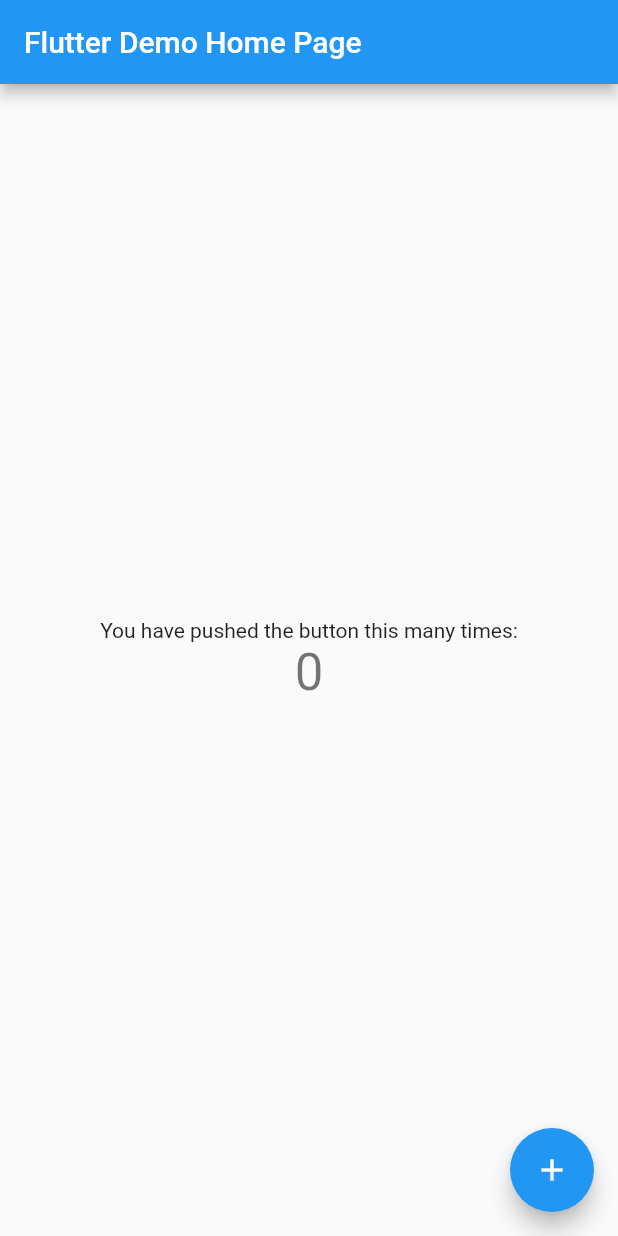
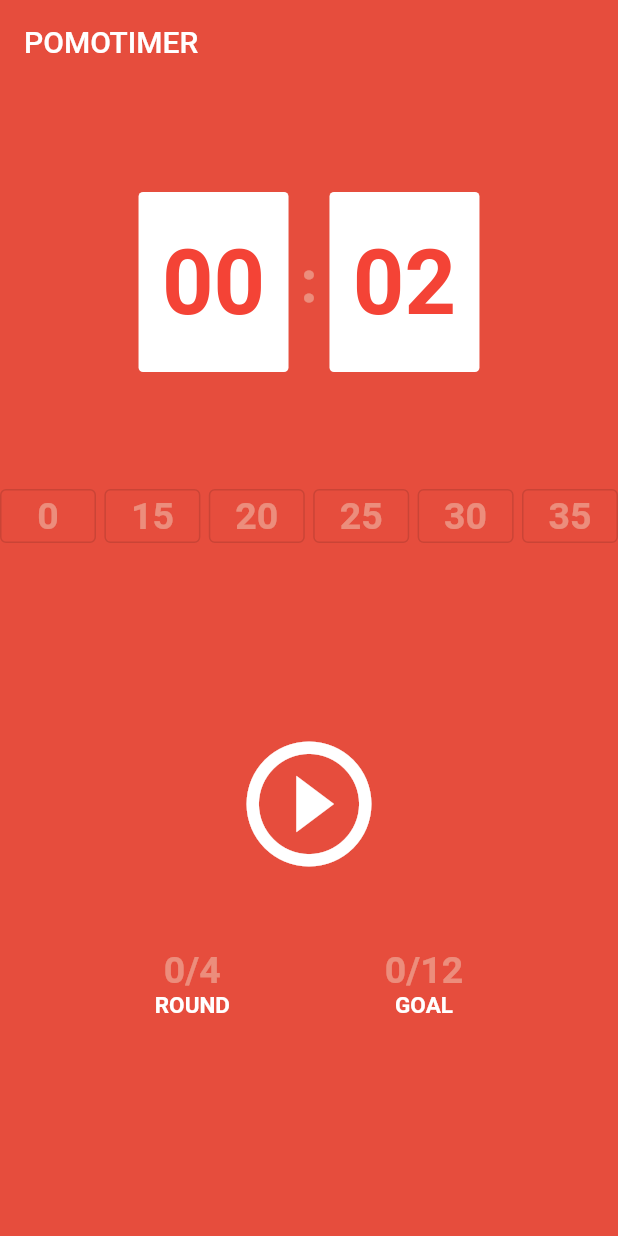
Before and after one commit to ohjisu/pomodoro, a Flutter app: the screen it shows after launch, on a phone screen of 412 x 824 dp. Run offline on Flutter 3.47's test engine with Material 2 defaults, Android fonts, the phone set to English and light mode, and no system bars.

Commit message:
휴식용 타이머도 처리하기

```diff
--- a/lib/main.dart
+++ b/lib/main.dart
@@ -1,115 +1,35 @@
 import 'package:flutter/material.dart';
+import 'package:pomodoro/screens/home_screen.dart';
 
 void main() {
-  runApp(const MyApp());
+  runApp(const App());
 }
 
-class MyApp extends StatelessWidget {
-  const MyApp({super.key});
+class App extends StatelessWidget {
+  const App({super.key});
 
   // This widget is the root of your application.
   @override
   Widget build(BuildContext context) {
     return MaterialApp(
-      title: 'Flutter Demo',
       theme: ThemeData(
-        // This is the theme of your application.
-        //
-        // Try running your application with "flutter run". You'll see the
-        // application has a blue toolbar. Then, without quitting the app, try
-        // changing the primarySwatch below to Colors.green and then invoke
-        // "hot reload" (press "r" in the console where you ran "flutter run",
-        // or simply save your changes to "hot reload" in a Flutter IDE).
-        // Notice that the counter didn't reset back to zero; the application
-        // is not restarted.
-        primarySwatch: Colors.blue,
+        backgroundColor: const Color(0xffe64d3d),
+        textTheme: TextTheme(
+          displayLarge: TextStyle(
+            color: const Color(0xFFF4EDDB).withOpacity(0.4),
+            fontSize: 25,
+            fontWeight: FontWeight.w600,
+          ),
+          displayMedium: const TextStyle(
+            color: Colors.white,
+            fontSize: 15,
+            fontWeight: FontWeight.w600,
+          ),
+        ),
+        cardColor: Colors.white,
+        primarySwatch: Colors.red,
       ),
-      home: const MyHomePage(title: 'Flutter Demo Home Page'),
+      home: const HomeScreen(),
     );
   }
 }
-
-class MyHomePage extends StatefulWidget {
-  const MyHomePage({super.key, required this.title});
-
-  // This widget is the home page of your application. It is stateful, meaning
-  // that it has a State object (defined below) that contains fields that affect
-  // how it looks.
-
-  // This class is the configuration for the state. It holds the values (in this
-  // case the title) provided by the parent (in this case the App widget) and
-  // used by the build method of the State. Fields in a Widget subclass are
-  // always marked "final".
-
-  final String title;
-
-  @override
-  State<MyHomePage> createState() => _MyHomePageState();
-}
-
-class _MyHomePageState extends State<MyHomePage> {
-  int _counter = 0;
-
-  void _incrementCounter() {
-    setState(() {
-      // This call to setState tells the Flutter framework that something has
-      // changed in this State, which causes it to rerun the build method below
-      // so that the display can reflect the updated values. If we changed
-      // _counter without calling setState(), then the build method would not be
-      // called again, and so nothing would appear to happen.
-      _counter++;
-    });
-  }
-
-  @override
-  Widget build(BuildContext context) {
-    // This method is rerun every time setState is called, for instance as done
-    // by the _incrementCounter method above.
-    //
-    // The Flutter framework has been optimized to make rerunning build methods
-    // fast, so that you can just rebuild anything that needs updating rather
-    // than having to individually change instances of widgets.
-    return Scaffold(
-      appBar: AppBar(
-        // Here we take the value from the MyHomePage object that was created by
-        // the App.build method, and use it to set our appbar title.
-        title: Text(widget.title),
-      ),
-      body: Center(
-        // Center is a layout widget. It takes a single child and positions it
-        // in the middle of the parent.
-        child: Column(
-          // Column is also a layout widget. It takes a list of children and
-          // arranges them vertically. By default, it sizes itself to fit its
-          // children horizontally, and tries to be as tall as its parent.
-          //
-          // Invoke "debug painting" (press "p" in the console, choose the
-          // "Toggle Debug Paint" action from the Flutter Inspector in Android
-          // Studio, or the "Toggle Debug Paint" command in Visual Studio Code)
-          // to see the wireframe for each widget.
-          //
-          // Column has various properties to control how it sizes itself and
-          // how it positions its children. Here we use mainAxisAlignment to
-          // center the children vertically; the main axis here is the vertical
-          // axis because Columns are vertical (the cross axis would be
-          // horizontal).
-          mainAxisAlignment: MainAxisAlignment.center,
-          children: <Widget>[
-            const Text(
-              'You have pushed the button this many times:',
-            ),
-            Text(
-              '$_counter',
-              style: Theme.of(context).textTheme.headline4,
-            ),
-          ],
-        ),
-      ),
-      floatingActionButton: FloatingActionButton(
-        onPressed: _incrementCounter,
-        tooltip: 'Increment',
-        child: const Icon(Icons.add),
-      ), // This trailing comma makes auto-formatting nicer for build methods.
-    );
-  }
-}
--- /dev/null
+++ b/lib/screens/home_screen.dart
@@ -0,0 +1,226 @@
+import 'dart:async';
+
+import 'package:flutter/material.dart';
+import 'package:pomodoro/widgets/timer_card.dart';
+
+class HomeScreen extends StatefulWidget {
+  const HomeScreen({super.key});
+
+  @override
+  State<HomeScreen> createState() => _HomeScreenState();
+}
+
+class _HomeScreenState extends State<HomeScreen> {
+  static const fiveSeconds = 2;
+  static const fiveMinutes = 5 * 60;
+  static const fifteenFiveMinutes = 15 * 60;
+  static const twentyMinutes = 20 * 60;
+  static const twentyFiveMinutes = 1500;
+  static const thirtyMinutes = 30 * 60;
+  static const thirtyFiveMinutes = 35 * 60;
+  int resetSeconds = fiveSeconds;
+  int totalSeconds = fiveSeconds;
+  bool isRunning = false;
+  late Timer timer;
+  late Timer restTimer;
+  int totalPomodoros = 0;
+  int totalGoals = 0;
+  bool isDisabled = false;
+
+  void onTick(Timer timer) {
+    if (totalSeconds == 0) {
+      setState(() {
+        totalPomodoros = totalPomodoros + 1;
+        if (totalPomodoros == 4) {
+          totalGoals = totalGoals + 1;
+          totalPomodoros = 0;
+          isDisabled = true;
+        }
+        isRunning = false;
+        totalSeconds = resetSeconds;
+      });
+      timer.cancel();
+    } else {
+      setState(() {
+        totalSeconds = totalSeconds - 1;
+      });
+    }
+  }
+
+  String min_format(int seconds) {
+    var duration = Duration(seconds: seconds);
+    return duration.toString().split(".").first.substring(2, 4);
+  }
+
+  String sec_format(int seconds) {
+    var duration = Duration(seconds: seconds);
+    return duration.toString().split(".").first.substring(5, 7);
+  }
+
+  void updateTotalSeconds(int time) {
+    var seconds = 0;
+    switch (time) {
+      case 0:
+        seconds = fiveSeconds;
+        break;
+      case 15:
+        seconds = fifteenFiveMinutes;
+        break;
+      case 20:
+        seconds = twentyMinutes;
+        break;
+      case 25:
+        seconds = twentyFiveMinutes;
+        break;
+      case 30:
+        seconds = thirtyMinutes;
+        break;
+      case 35:
+        seconds = thirtyFiveMinutes;
+        break;
+      default:
+        seconds = fiveSeconds;
+        break;
+    }
+    setState(() {
+      totalSeconds = seconds;
+      resetSeconds = seconds;
+      isRunning = false;
+    });
+    timer.cancel();
+  }
+
+  void onStartPressed() {
+    timer = Timer.periodic(
+      const Duration(seconds: 1),
+      onTick,
+    );
+    setState(() {
+      isRunning = true;
+    });
+  }
+
+  void onPausePressed() {
+    timer.cancel();
+    setState(() {
+      isRunning = false;
+    });
+  }
+
+  @override
+  Widget build(BuildContext context) {
+    return Scaffold(
+      appBar: AppBar(
+        elevation: 0,
+        backgroundColor: Theme.of(context).backgroundColor,
+        title: const Text("POMOTIMER"),
+      ),
+      backgroundColor:
+          isDisabled ? Colors.deepPurple : Theme.of(context).backgroundColor,
+      body: Column(
+        children: [
+          Flexible(
+            flex: 1,
+            child: Container(
+              alignment: Alignment.bottomCenter,
+              child: Row(
+                mainAxisAlignment: MainAxisAlignment.center,
+                children: [
+                  TimerCard(
+                    num: min_format(totalSeconds),
+                  ),
+                  Padding(
+                    padding: const EdgeInsets.all(8.0),
+                    child: Text(
+                      ":",
+                      style: TextStyle(
+                        color: const Color(0xFFF4EDDB).withOpacity(0.4),
+                        fontSize: 40,
+                        fontWeight: FontWeight.w600,
+                      ),
+                    ),
+                  ),
+                  TimerCard(
+                    num: sec_format(totalSeconds),
+                  ),
+                ],
+              ),
+            ),
+          ),
+          Flexible(
+            flex: 1,
+            child: Container(
+              alignment: Alignment.center,
+              child: Row(
+                mainAxisAlignment: MainAxisAlignment.spaceBetween,
+                children: [
+                  for (var time in [0, 15, 20, 25, 30, 35])
+                    OutlinedButton(
+                      onPressed: () {
+                        updateTotalSeconds(time);
+                      },
+                      child: Text(
+                        '$time',
+                        style: Theme.of(context).textTheme.displayLarge,
+                      ),
+                    )
+                ],
+              ),
+            ),
+          ),
+          Flexible(
+            flex: 1,
+            child: Center(
+              child: isDisabled
+                  ? const Text("(5분간 휴식)")
+                  : IconButton(
+                      onPressed: isRunning ? onPausePressed : onStartPressed,
+                      icon: Icon(
+                        isRunning
+                            ? Icons.pause_circle_outline
+                            : Icons.play_circle_outline_outlined,
+                      ),
+                      iconSize: 100,
+                      color: Theme.of(context).cardColor,
+                    ),
+            ),
+          ),
+          Flexible(
+            flex: 1,
+            child: Container(
+              child: Row(
+                mainAxisAlignment: MainAxisAlignment.spaceEvenly,
+                children: [
+                  Column(
+                    children: [
+                      Text(
+                        '$totalPomodoros/4',
+                        style: Theme.of(context).textTheme.displayLarge,
+                      ),
+                      Text(
+                        'ROUND',
+                        style: Theme.of(context).textTheme.displayMedium,
+                      ),
+                    ],
+                  ),
+                  Column(
+                    children: [
+                      Text(
+                        '$totalGoals/12',
+                        style: Theme.of(context).textTheme.displayLarge,
+                      ),
+                      Text(
+                        'GOAL',
+                        style: Theme.of(context).textTheme.displayMedium,
+                      ),
+                    ],
+                  ),
+                ],
+              ),
+            ),
+          ),
+        ],
+      ),
+    );
+  }
+}
--- /dev/null
+++ b/lib/widgets/timer_card.dart
@@ -0,0 +1,31 @@
+import 'package:flutter/material.dart';
+
+class TimerCard extends StatelessWidget {
+  String num;
+
+  TimerCard({
+    Key? key,
+    required this.num,
+  }) : super(key: key);
+
+  @override
+  Widget build(BuildContext context) {
+    return Container(
+      alignment: Alignment.center,
+      height: 120,
+      width: 100,
+      decoration: BoxDecoration(
+        color: Colors.white,
+        borderRadius: BorderRadius.circular(3),
+      ),
+      child: Text(
+        num,
+        style: const TextStyle(
+          color: Colors.red,
+          fontSize: 60,
+          fontWeight: FontWeight.w600,
+        ),
+      ),
+    );
+  }
+}
```
Also changed, not shown: 1 other file.
